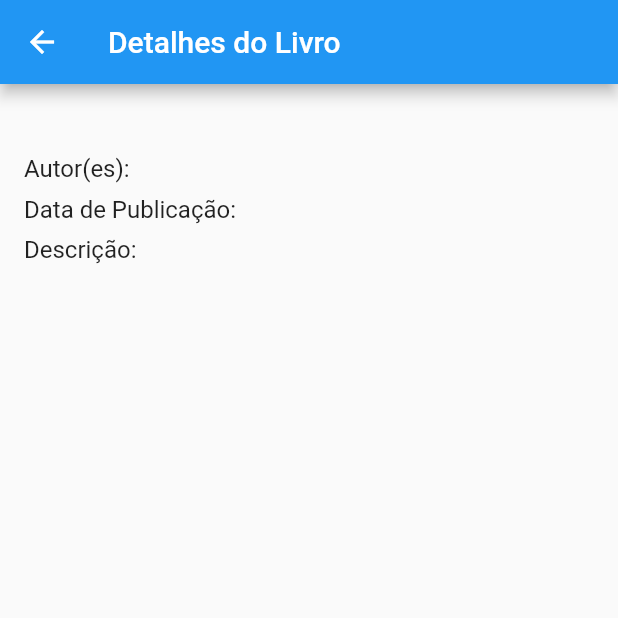
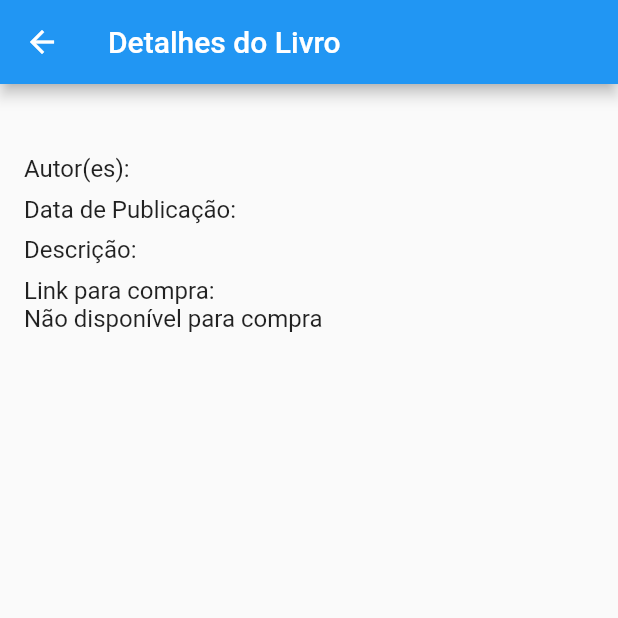
Before and after one commit to brunoramonalmeida/books_app, a Flutter app: the BookDetailsScreen screen opened directly with empty values, on a phone screen of 412 x 824 dp, the top half of it. Run offline on Flutter 3.47's test engine with Material 2 defaults, Android fonts, the phone set to English and light mode, and no system bars; our stand-ins replace dio, fluttertoast, retrofit, shared_preferences; accounts and stored records are empty; generated files the repository leaves out were written again.

Commit message:
falta apenas organizar

```diff
--- a/lib/book_details_page.dart
+++ b/lib/book_details_page.dart
@@ -1,10 +1,18 @@
 import 'package:flutter/material.dart';
+import 'package:url_launcher/url_launcher.dart';
 import 'book_item.dart';
 
 class BookDetailsScreen extends StatelessWidget {
   final BookItem book;
 
   BookDetailsScreen({required this.book});
+
+  Future<void> _launchUrl(String url) async {
+    Uri uri = Uri.parse(url);
+    if (!await launchUrl(uri)) {
+      throw Exception('Could not launch $uri');
+    }
+  }
 
   @override
   Widget build(BuildContext context) {
@@ -14,7 +22,9 @@ class BookDetailsScreen extends StatelessWidget {
       ),
       body: Padding(
         padding: EdgeInsets.all(16.0),
-        child: Column(
+        child: ListView(
+          children: [
+            Column(
               crossAxisAlignment: CrossAxisAlignment.start,
               children: [
                 Text(
@@ -39,6 +49,23 @@ class BookDetailsScreen extends StatelessWidget {
                   'Descrição: ${book.volumeInfo?.description ?? ''}',
                   style: TextStyle(fontSize: 16.0),
                 ),
+                SizedBox(height: 8.0),
+                Text(
+                  'Link para compra:',
+                  style: TextStyle(fontSize: 16.0),
+                ),
+                book.saleInfo?.buyLink != null
+                    ? ElevatedButton(
+                        onPressed: () =>
+                            _launchUrl(book.saleInfo?.buyLink ?? ''),
+                        child: Text('Comprar livro'),
+                      )
+                    : Text(
+                        'Não disponível para compra',
+                        style: TextStyle(fontSize: 16.0),
+                      ),
+              ],
+            ),
           ],
         ),
       ),
--- a/lib/book_item.dart
+++ b/lib/book_item.dart
@@ -1,3 +1,4 @@
+import 'package:books_app/book_sale_info.dart';
 import 'package:books_app/book_volume_info.dart';
 import 'package:json_annotation/json_annotation.dart';
 
@@ -7,6 +8,7 @@ part 'book_item.g.dart';
 class BookItem {
   String? id;
   BookVolumeInfo? volumeInfo;
+  BookSaleInfo? saleInfo;
   bool? isFavorite = false;
 
   BookItem();
--- /dev/null
+++ b/lib/book_sale_info.dart
@@ -0,0 +1,15 @@
+import 'package:json_annotation/json_annotation.dart';
+
+part 'book_sale_info.g.dart';
+
+@JsonSerializable()
+class BookSaleInfo {
+  String? buyLink;
+
+  BookSaleInfo();
+
+  factory BookSaleInfo.fromJson(Map<String, dynamic> json) =>
+      _$BookSaleInfoFromJson(json);
+
+  Map<String, dynamic> toJson() => _$BookSaleInfoToJson(this);
+}
--- a/lib/book_service.dart
+++ b/lib/book_service.dart
@@ -9,5 +9,9 @@ abstract class BookService {
   factory BookService(Dio dio, {String baseUrl}) = _BookService;
 
   @GET('/volumes')
-  Future<BookResponse> searchBooks(@Query('q') String query);
+  Future<BookResponse> searchBooks(
+    @Query('q') String query,
+    @Query('startIndex') int startIndex,
+    @Query('maxResults') int maxResults,
+  );
 }
--- a/lib/search_provider.dart
+++ b/lib/search_provider.dart
@@ -17,8 +17,10 @@ class SearchProvider extends ChangeNotifier {
     notifyListeners();
   }
 
-  void getBooks(BookService bookService) {
-    _bookResponseFuture = bookService.searchBooks(searchQuery);
+  void getBooks(BookService bookService,
+      {int startIndex = 0, int maxResults = 40}) {
+    _bookResponseFuture =
+        bookService.searchBooks(searchQuery, startIndex, maxResults);
     notifyListeners();
   }
 
--- a/pubspec.yaml
+++ b/pubspec.yaml
@@ -12,7 +12,7 @@ dependencies:
   shared_preferences: ^2.0.6
   fluttertoast: ^8.2.2
   provider: ^6.0.1
-  url_launcher: ^6.0.12
+  url_launcher: ^6.1.11
 
   flutter:
     sdk: flutter
```
Also changed, not shown: lib/about_page.dart (+15 -9 lines), lib/main.dart (+9 -10 lines), lib/book_item.g.dart, lib/book_sale_info.g.dart (added), lib/book_service.g.dart, 3 other files. Lines whose indentation alone changed are shown as unchanged.
